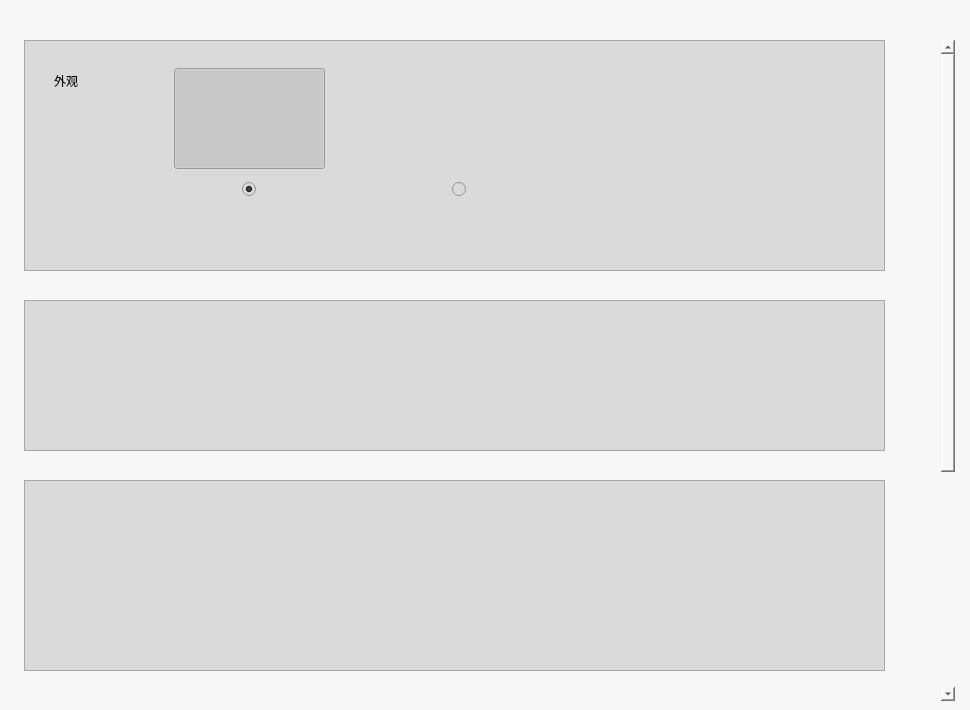
This is Forms/settingspagewidget.ui in elexenon/Cell as Qt 5 draws it before an edit. The edited form follows.
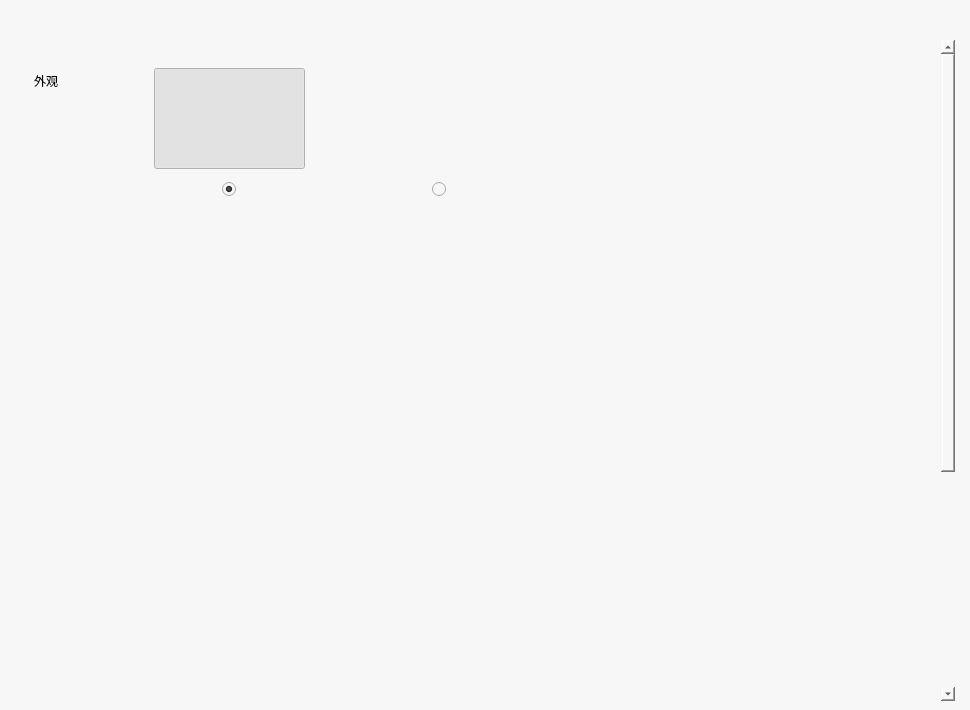
This is the edited form. Icons and pictures are not drawn.

Patch:
```diff
--- a/Forms/settingspagewidget.ui
+++ b/Forms/settingspagewidget.ui
@@ -52,24 +52,44 @@
       <height>1000</height>
      </size>
     </property>
-    <widget class="QFrame" name="frame_optionBlock1">
+    <widget class="QRadioButton" name="radioBtn_bright">
      <property name="geometry">
       <rect>
-       <x>20</x>
-       <y>0</y>
-       <width>861</width>
-       <height>231</height>
+       <x>218</x>
+       <y>140</y>
+       <width>16</width>
+       <height>19</height>
+      </rect>
+     </property>
+     <property name="text">
+      <string/>
+     </property>
+     <property name="checked">
+      <bool>true</bool>
+     </property>
+    </widget>
+    <widget class="QPushButton" name="Btn_dark">
+     <property name="geometry">
+      <rect>
+       <x>360</x>
+       <y>28</y>
+       <width>151</width>
+       <height>101</height>
       </rect>
      </property>
      <property name="styleSheet">
-      <string notr="true">background-color: #dadada;</string>
+      <string notr="true">border-image: url(:/images/Share/images/ColorScheme_BrightMode_DarkBtn.png);</string>
      </property>
-     <property name="frameShape">
-      <enum>QFrame::StyledPanel</enum>
+     <property name="text">
+      <string/>
      </property>
-     <property name="frameShadow">
-      <enum>QFrame::Raised</enum>
+     <property name="checkable">
+      <bool>true</bool>
      </property>
+     <property name="flat">
+      <bool>true</bool>
+     </property>
+    </widget>
      <widget class="QLabel" name="label_colorScheme">
       <property name="geometry">
        <rect>
@@ -108,44 +128,6 @@
        <bool>true</bool>
       </property>
      </widget>
-     <widget class="QRadioButton" name="radioBtn_bright">
-      <property name="geometry">
-       <rect>
-        <x>218</x>
-        <y>140</y>
-        <width>16</width>
-        <height>19</height>
-       </rect>
-      </property>
-      <property name="text">
-       <string/>
-      </property>
-      <property name="checked">
-       <bool>true</bool>
-      </property>
-     </widget>
-     <widget class="QPushButton" name="Btn_dark">
-      <property name="geometry">
-       <rect>
-        <x>360</x>
-        <y>28</y>
-        <width>151</width>
-        <height>101</height>
-       </rect>
-      </property>
-      <property name="styleSheet">
-       <string notr="true">border-image: url(:/images/Share/images/ColorScheme_BrightMode_DarkBtn.png);</string>
-      </property>
-      <property name="text">
-       <string/>
-      </property>
-      <property name="checkable">
-       <bool>true</bool>
-      </property>
-      <property name="flat">
-       <bool>true</bool>
-      </property>
-     </widget>
      <widget class="QRadioButton" name="radioBtn_dark">
       <property name="geometry">
        <rect>
@@ -157,45 +139,6 @@
       </property>
       <property name="text">
        <string/>
-      </property>
-     </widget>
-    </widget>
-    <widget class="QFrame" name="frame_optionBlock2">
-     <property name="geometry">
-      <rect>
-       <x>20</x>
-       <y>260</y>
-       <width>861</width>
-       <height>151</height>
-      </rect>
-     </property>
-     <property name="styleSheet">
-      <string notr="true">background-color: #dadada;</string>
-     </property>
-     <property name="frameShape">
-      <enum>QFrame::StyledPanel</enum>
-     </property>
-     <property name="frameShadow">
-      <enum>QFrame::Raised</enum>
-     </property>
-    </widget>
-    <widget class="QFrame" name="frame_optionBlock3">
-     <property name="geometry">
-      <rect>
-       <x>20</x>
-       <y>440</y>
-       <width>861</width>
-       <height>191</height>
-      </rect>
-     </property>
-     <property name="styleSheet">
-      <string notr="true">background-color: #dadada;</string>
-     </property>
-     <property name="frameShape">
-      <enum>QFrame::StyledPanel</enum>
-     </property>
-     <property name="frameShadow">
-      <enum>QFrame::Raised</enum>
      </property>
     </widget>
    </widget>
```
Lines whose indentation alone changed are shown as unchanged.
